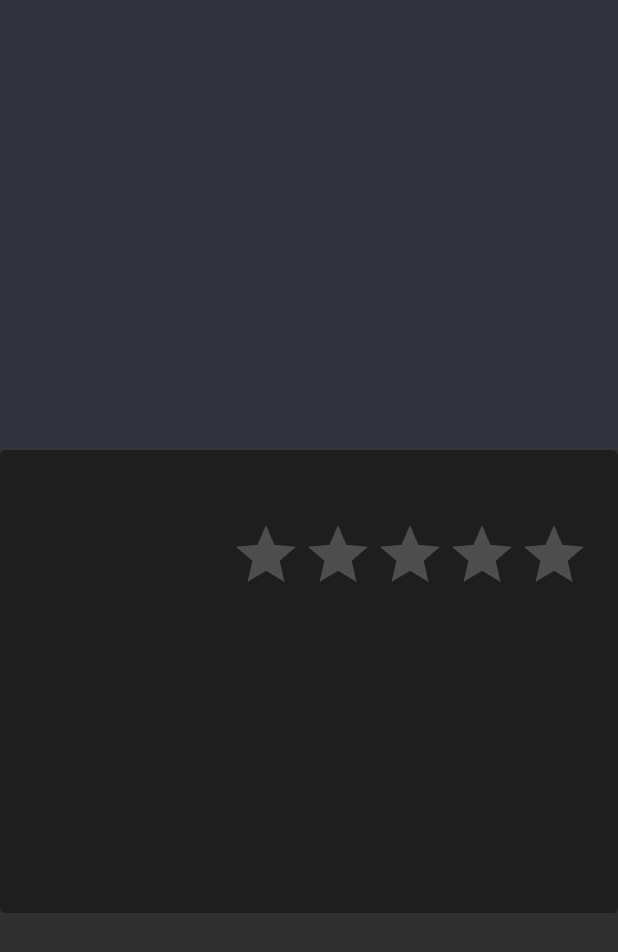
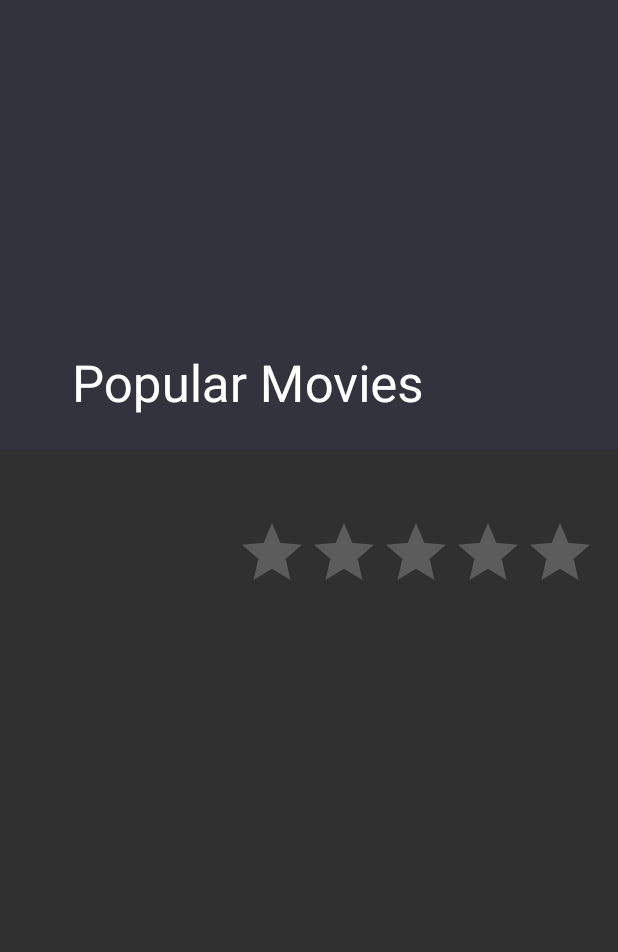
Before and after one commit to Ezike/PopularMovies, an Android app: the DetailActivity screen opened directly, with no data from a screen before it, on a phone screen of 412 x 824 dp. Shown: the top 952 px of the screen. Run offline under Robolectric (Android 15) with nearby library versions, the phone set to English and light mode, and no system bars; our stand-ins replace ButterKnife, Picasso; pictures from the network do not load.

Commit message:
added movie details in detail activity

```diff
--- a/app/src/main/java/com/example/eziketobenna/popularmovies/Activity/DetailActivity.java
+++ b/app/src/main/java/com/example/eziketobenna/popularmovies/Activity/DetailActivity.java
@@ -1,15 +1,109 @@
 package com.example.eziketobenna.popularmovies.Activity;
 
+import android.content.Intent;
 import android.os.Bundle;
 import android.support.v7.app.AppCompatActivity;
+import android.support.v7.widget.Toolbar;
+import android.widget.ImageView;
+import android.widget.RatingBar;
+import android.widget.TextView;
+import android.widget.Toast;
 
+import com.example.eziketobenna.popularmovies.Model.Movie;
+import com.example.eziketobenna.popularmovies.NetworkUtils.ApiConstants;
 import com.example.eziketobenna.popularmovies.R;
+import com.squareup.picasso.Picasso;
+
+import java.text.ParseException;
+import java.text.SimpleDateFormat;
+import java.util.Date;
+import java.util.Locale;
+
+import butterknife.BindView;
+import butterknife.ButterKnife;
 
 public class DetailActivity extends AppCompatActivity {
+
+    final static String EXTRA_VALUE = "extraMovie";
+    Movie movie;
+
+    @BindView(R.id.titleTv)
+    TextView titleTv;
+    @BindView(R.id.release_date)
+    TextView dateTv;
+    @BindView(R.id.overview)
+    TextView overviewTv;
+    @BindView(R.id.main_backdrop)
+    ImageView backdropIv;
+    @BindView(R.id.poster)
+    ImageView posterIv;
+    @BindView(R.id.movie_rating)
+    RatingBar ratingBar;
+    @BindView(R.id.main_toolbar)
+    Toolbar toolbar;
+    String title, date, overview, backdrop, poster;
+    double rating;
+    float ratingFloat;
 
     @Override
     protected void onCreate(Bundle savedInstanceState) {
         super.onCreate(savedInstanceState);
         setContentView(R.layout.activity_detail);
+        ButterKnife.bind(this);
+        setSupportActionBar(toolbar);
+        Intent intent = getIntent();
+        if (intent == null) {
+            closeOnError();
+        }
+
+        assert intent != null;
+        if (intent.hasExtra(DetailActivity.EXTRA_VALUE)) {
+            movie = getIntent().getParcelableExtra(DetailActivity.EXTRA_VALUE);
+            populateUI(movie);
+        }
+    }
+
+    void populateUI(Movie movie) {
+        title = movie.getOriginalTitle();
+        date = movie.getReleaseDate();
+        overview = movie.getOverview();
+        poster = movie.getMovieImagePath();
+        backdrop = movie.getBackdropPath();
+        rating = movie.getVoteAverage();
+        titleTv.setText(title);
+        dateTv.setText(date);
+        overviewTv.setText(overview);
+
+        //Load image
+        String posterUrl = ApiConstants.MOVIES_DETAIL_BASE_URL;
+        String backdropUrl = ApiConstants.MOVIES_BACKDROP_BASE_URL;
+        loadImage(posterIv, poster, posterUrl);
+        loadImage(backdropIv, backdrop, backdropUrl);
+        ratingBar.setRating((float) rating);
+    }
+
+    private void closeOnError() {
+        finish();
+        Toast.makeText(this, R.string.movie_data_unavailable, Toast.LENGTH_SHORT).show();
+    }
+
+    private Date stringToDate(String string) {
+        SimpleDateFormat format = new SimpleDateFormat("yyyy", Locale.getDefault());
+        Date date = new Date();
+        try {
+            date = format.parse(string);
+
+        } catch (ParseException e) {
+            e.printStackTrace();
+        }
+
+        return date;
+    }
+
+    private void loadImage(ImageView imageView, String imageUrl, String posterUrl) {
+        Picasso.get()
+                .load(posterUrl + imageUrl)
+                .error(R.mipmap.ic_launcher)
+                .into(imageView);
     }
 }
--- a/app/src/main/java/com/example/eziketobenna/popularmovies/NetworkUtils/ApiConstants.java
+++ b/app/src/main/java/com/example/eziketobenna/popularmovies/NetworkUtils/ApiConstants.java
@@ -4,6 +4,9 @@ public class ApiConstants {
 
     public static final String MOVIES_BASE_URL = "https://api.themoviedb.org/3/";
     public static final String MOVIES_POSTER_BASE_URL = "https://image.tmdb.org/t/p/w500/";
+    public static final String MOVIES_BACKDROP_BASE_URL = "https://image.tmdb.org/t/p/w780/";
+    public static final String MOVIES_DETAIL_BASE_URL = "https://image.tmdb.org/t/p/w342/";
+
 
     /* TODO: Add your api key here */
     public static final String API_KEY = "dc63626051c66a8f61fe9c2275e85300";
--- a/app/src/main/res/layout/activity_detail.xml
+++ b/app/src/main/res/layout/activity_detail.xml
@@ -5,7 +5,7 @@
     xmlns:tools="http://schemas.android.com/tools"
     android:layout_width="match_parent"
     android:layout_height="match_parent"
-    android:background="@android:color/transparent"
+    app:statusBarBackground="@android:color/transparent"
     android:fitsSystemWindows="true">
 
     <android.support.design.widget.AppBarLayout
@@ -26,7 +26,7 @@
             app:layout_scrollFlags="scroll|exitUntilCollapsed">
 
             <ImageView
-                android:id="@+id/main.backdrop"
+                android:id="@+id/main_backdrop"
                 android:layout_width="match_parent"
                 android:layout_height="match_parent"
                 android:contentDescription="@string/backdrop_desc"
@@ -36,7 +36,7 @@
                 tools:src="@drawable/ic_launcher_foreground" />
 
             <android.support.v7.widget.Toolbar
-                android:id="@+id/main.toolbar"
+                android:id="@+id/main_toolbar"
                 android:layout_width="match_parent"
                 android:layout_height="?attr/actionBarSize"
                 app:layout_collapseMode="pin"
--- a/app/src/main/res/layout/activity_detail_content.xml
+++ b/app/src/main/res/layout/activity_detail_content.xml
@@ -5,24 +5,21 @@
     android:layout_width="match_parent"
     android:layout_height="wrap_content"
     android:descendantFocusability="beforeDescendants"
-    android:fitsSystemWindows="false"
+    android:fitsSystemWindows="true"
     android:focusableInTouchMode="true"
     app:layout_behavior="@string/appbar_scrolling_view_behavior">
 
-    <android.support.design.card.MaterialCardView
-        android:layout_width="match_parent"
-        android:layout_height="wrap_content">
-
         <android.support.constraint.ConstraintLayout xmlns:app="http://schemas.android.com/apk/res-auto"
             android:layout_width="match_parent"
-            android:layout_height="wrap_content">
+            android:layout_height="wrap_content"
+            android:layout_marginTop="@dimen/dimen_small"
+            android:padding="@dimen/dimen_medium">
 
             <ImageView
                 android:id="@+id/poster"
-                android:layout_width="30dp"
+                android:layout_width="wrap_content"
                 android:layout_height="wrap_content"
-                android:layout_marginBottom="8dp"
-                android:layout_marginTop="24dp"
+                android:scaleType="centerCrop"
                 android:contentDescription="@string/movie_poster"
                 app:layout_constraintBottom_toTopOf="@+id/guideline2"
                 app:layout_constraintEnd_toStartOf="@+id/guideline"
@@ -38,14 +35,10 @@
                 app:layout_constraintGuide_begin="142dp" />
 
             <TextView
-                android:id="@+id/title"
+                android:id="@+id/titleTv"
                 android:layout_width="wrap_content"
                 android:layout_height="0dp"
-                android:layout_marginEnd="8dp"
-                android:layout_marginLeft="8dp"
-                android:layout_marginRight="8dp"
-                android:layout_marginStart="8dp"
-                android:layout_marginTop="16dp"
+                android:textSize="@dimen/title_text"
                 app:layout_constraintEnd_toEndOf="parent"
                 app:layout_constraintStart_toStartOf="@+id/guideline"
                 app:layout_constraintTop_toTopOf="parent"
@@ -54,53 +47,42 @@
             <RatingBar
                 android:id="@+id/movie_rating"
                 android:layout_width="wrap_content"
-                android:layout_height="wrap_content"
-                android:layout_marginEnd="16dp"
-                android:layout_marginLeft="8dp"
-                android:layout_marginRight="16dp"
-                android:layout_marginStart="8dp"
+                android:layout_height="50dp"
                 android:layout_marginTop="8dp"
-                app:layout_constraintEnd_toEndOf="parent"
-                app:layout_constraintStart_toStartOf="@+id/guideline"
-                app:layout_constraintTop_toBottomOf="@+id/title" />
+                android:rating="0"
+                android:stepSize="1.5"
+                app:layout_constraintEnd_toEndOf="@+id/titleTv"
+                app:layout_constraintStart_toStartOf="@+id/titleTv"
+                app:layout_constraintTop_toBottomOf="@+id/titleTv" />
 
             <TextView
                 android:id="@+id/release_date"
                 android:layout_width="wrap_content"
                 android:layout_height="wrap_content"
+                android:layout_marginBottom="8dp"
                 android:layout_marginEnd="8dp"
-                android:layout_marginLeft="8dp"
+                android:layout_marginLeft="@dimen/dimen_big"
                 android:layout_marginRight="8dp"
-                android:layout_marginStart="8dp"
-                android:layout_marginTop="8dp"
+                android:layout_marginStart="@dimen/dimen_big"
+                android:textSize="@dimen/title_text"
+                android:textStyle="bold"
+                app:layout_constraintBottom_toBottomOf="@+id/poster"
                 app:layout_constraintEnd_toEndOf="parent"
                 app:layout_constraintStart_toStartOf="@+id/guideline"
                 app:layout_constraintTop_toBottomOf="@+id/movie_rating"
                 tools:text="@string/app_name" />
 
             <TextView
-                android:id="@+id/overview_header"
-                android:layout_width="wrap_content"
+                android:id="@+id/overview"
+                android:layout_width="match_parent"
                 android:layout_height="wrap_content"
-                android:layout_marginBottom="52dp"
-                android:layout_marginEnd="16dp"
-                android:layout_marginRight="16dp"
-                android:layout_marginTop="8dp"
-                app:layout_constraintBottom_toTopOf="@+id/overview"
-                app:layout_constraintEnd_toStartOf="@+id/guideline"
+                android:layout_marginEnd="@dimen/dimen_small"
+                android:layout_marginRight="@dimen/dimen_medium"
+                android:layout_marginTop="24dp"
+                app:layout_constraintBottom_toBottomOf="parent"
+                app:layout_constraintEnd_toEndOf="parent"
+                app:layout_constraintStart_toStartOf="parent"
                 app:layout_constraintTop_toTopOf="@+id/guideline2"
-                app:layout_constraintVertical_chainStyle="spread_inside"
-                tools:text="@string/app_name" />
-
-            <TextView
-                android:id="@+id/overview"
-                android:layout_width="wrap_content"
-                android:layout_height="wrap_content"
-                android:layout_marginBottom="16dp"
-                app:layout_constraintBottom_toBottomOf="parent"
-                app:layout_constraintEnd_toEndOf="@+id/overview_header"
-                app:layout_constraintStart_toStartOf="@+id/overview_header"
-                app:layout_constraintTop_toBottomOf="@+id/overview_header"
                 tools:text="@string/app_name" />
 
             <android.support.constraint.Guideline
@@ -108,11 +90,9 @@
                 android:layout_width="wrap_content"
                 android:layout_height="wrap_content"
                 android:orientation="horizontal"
-                app:layout_constraintGuide_begin="189dp" />
+                app:layout_constraintGuide_begin="228dp" />
 
 
         </android.support.constraint.ConstraintLayout>
 
-    </android.support.design.card.MaterialCardView>
-
 </android.support.v4.widget.NestedScrollView>
--- a/app/src/main/res/values/dimens.xml
+++ b/app/src/main/res/values/dimens.xml
@@ -7,4 +7,6 @@
     <dimen name="card_elevation">0dp</dimen>
     <dimen name="corner_radius">2dp</dimen>
     <dimen name="appbar_dimen">300dp</dimen>
+    <dimen name="dimen_big">16dp</dimen>
+    <dimen name="title_text">18sp</dimen>
 </resources>
```
Also changed, not shown: app/src/main/java/com/example/eziketobenna/popularmovies/Activity/MainActivity.java (+12 -3 lines), app/src/main/java/com/example/eziketobenna/popularmovies/Adapter/MovieAdapter.java (+43 -16 lines).
